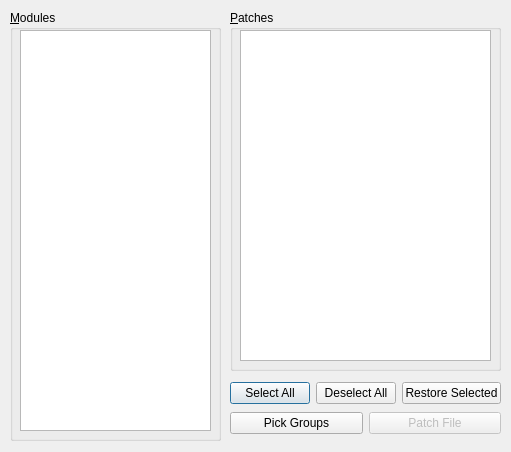
Above: x64_dbg_gui/Project/Src/Gui/PatchDialog.ui from x64dbg/x64dbg before the change. Below: the same form after it.
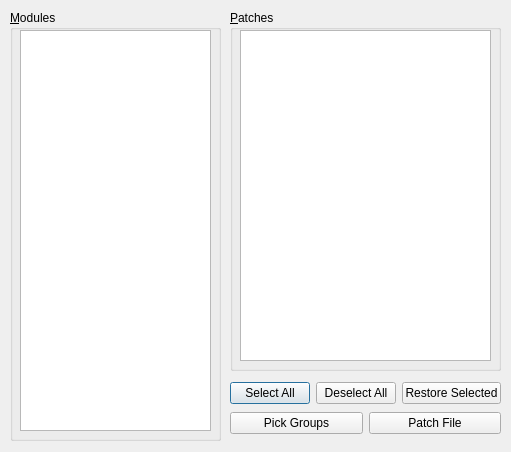
That is the form after the change. Icons and pictures are not drawn.

Commit message: GUI: update patches on opening patch dialog + do not popup change dialog on checking a patch + call patch interface

```diff
--- a/x64_dbg_gui/Project/Src/Gui/PatchDialog.ui
+++ b/x64_dbg_gui/Project/Src/Gui/PatchDialog.ui
@@ -123,7 +123,7 @@
       <item>
        <widget class="QPushButton" name="btnPatchFile">
         <property name="enabled">
-         <bool>false</bool>
+         <bool>true</bool>
         </property>
         <property name="text">
          <string>Patch File</string>
```
The commit also changes 3 other files.
